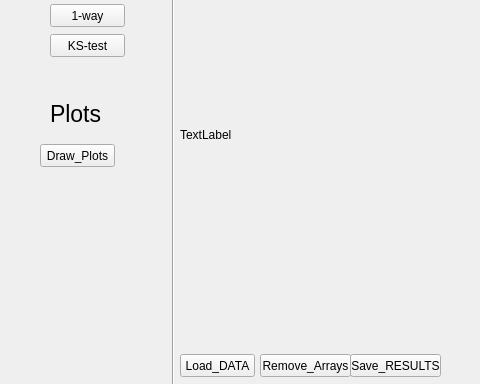
First picture: the form in ui2.ui, repository zoohan955/OCLDiplome, before the edit; both pictures show x 0 to 480 and y 106 to 490 of the 898 by 490 pixel window.
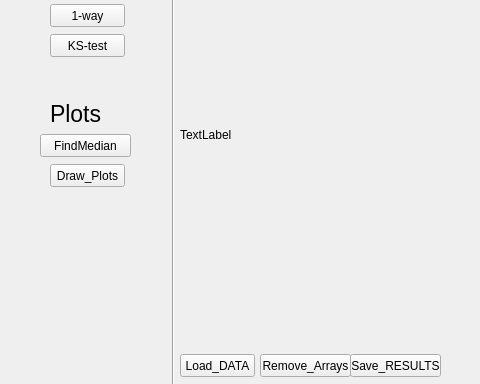
Second picture: the form after the edit.

What changed in the file:
```diff
--- a/ui2.ui
+++ b/ui2.ui
@@ -68,8 +68,8 @@
   <widget class="QPushButton" name="Drawing_Plots">
    <property name="geometry">
     <rect>
-     <x>40</x>
-     <y>250</y>
+     <x>50</x>
+     <y>270</y>
      <width>75</width>
      <height>23</height>
     </rect>
@@ -192,6 +192,19 @@
     <string>KS-test</string>
    </property>
   </widget>
+  <widget class="QPushButton" name="Median_Btn">
+   <property name="geometry">
+    <rect>
+     <x>40</x>
+     <y>240</y>
+     <width>91</width>
+     <height>23</height>
+    </rect>
+   </property>
+   <property name="text">
+    <string>FindMedian</string>
+   </property>
+  </widget>
  </widget>
  <resources/>
  <connections/>
```
